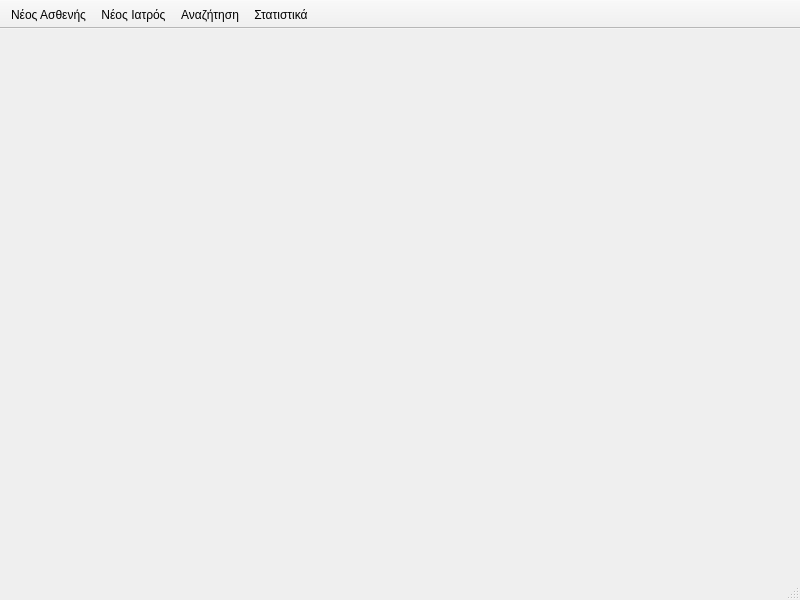
tdgs/medical_qt_ruby, file ui/ui_files/main_window.ui: the form before one commit.
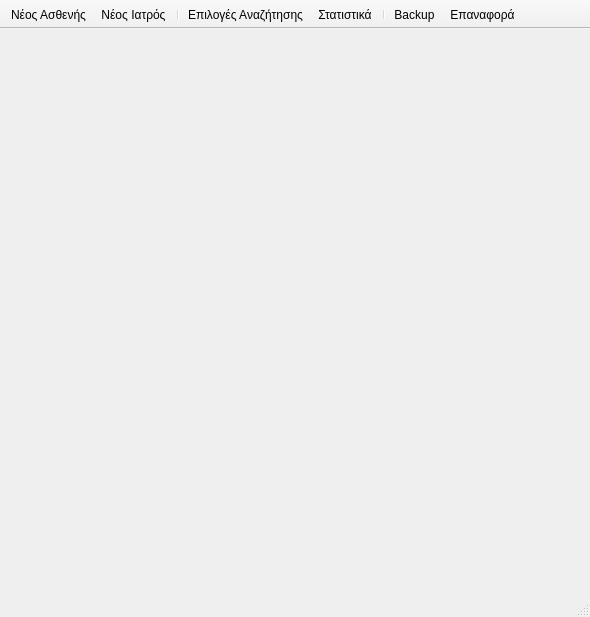
The form after the commit. Icons and pictures are not drawn.

The edit to the form file:
```diff
--- a/ui/ui_files/main_window.ui
+++ b/ui/ui_files/main_window.ui
@@ -6,8 +6,8 @@
    <rect>
     <x>0</x>
     <y>0</y>
-    <width>800</width>
-    <height>600</height>
+    <width>590</width>
+    <height>617</height>
    </rect>
   </property>
   <property name="windowTitle">
@@ -38,8 +38,12 @@
    </attribute>
    <addaction name="new_patient"/>
    <addaction name="new_doctor"/>
-   <addaction name="search"/>
+   <addaction name="separator"/>
+   <addaction name="action"/>
    <addaction name="statistics"/>
+   <addaction name="separator"/>
+   <addaction name="actionBackup"/>
+   <addaction name="actionRestoreBackup"/>
   </widget>
   <action name="new_patient">
    <property name="icon">
@@ -50,16 +54,16 @@
     <string>Νέος Ασθενής</string>
    </property>
   </action>
-  <action name="search">
+  <action name="action">
    <property name="icon">
     <iconset resource="../../resources/icons.qrc">
      <normaloff>:/images/Search.png</normaloff>:/images/Search.png</iconset>
    </property>
    <property name="text">
-    <string>Αναζήτηση</string>
+    <string>Επιλογές Αναζήτησης</string>
    </property>
    <property name="toolTip">
-    <string>Αναζήτηση</string>
+    <string>Επιλογές Αναζήτησης</string>
    </property>
   </action>
   <action name="new_doctor">
@@ -79,6 +83,27 @@
     <bool>false</bool>
    </property>
   </action>
+  <action name="actionBackup">
+   <property name="icon">
+    <iconset resource="../../resources/icons.qrc">
+     <normaloff>:/images/Export.png</normaloff>:/images/Export.png</iconset>
+   </property>
+   <property name="text">
+    <string>Backup</string>
+   </property>
+   <property name="toolTip">
+    <string>Δημιουργία Αντιγράφου Ασφαλείας</string>
+   </property>
+  </action>
+  <action name="actionRestoreBackup">
+   <property name="icon">
+    <iconset resource="../../resources/icons.qrc">
+     <normaloff>:/images/import.png</normaloff>:/images/import.png</iconset>
+   </property>
+   <property name="text">
+    <string>Επαναφορά</string>
+   </property>
+  </action>
  </widget>
  <resources>
   <include location="../../resources/icons.qrc"/>
```
Left out of the diff: 36 changed lines with no effect on the pictures.
